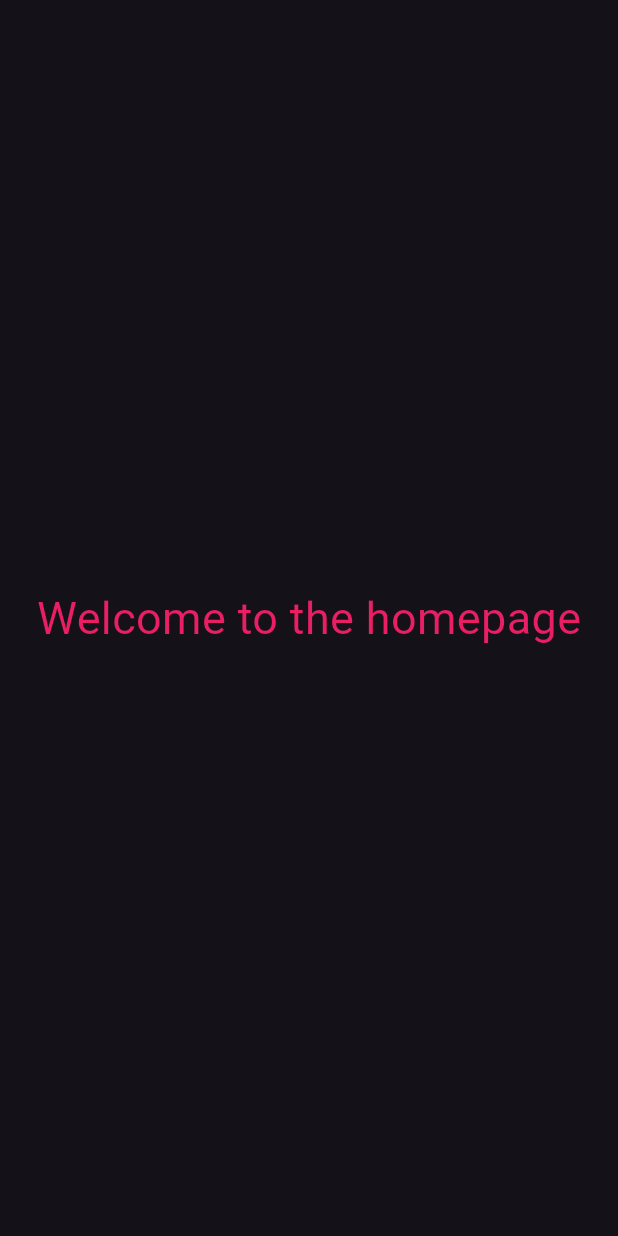
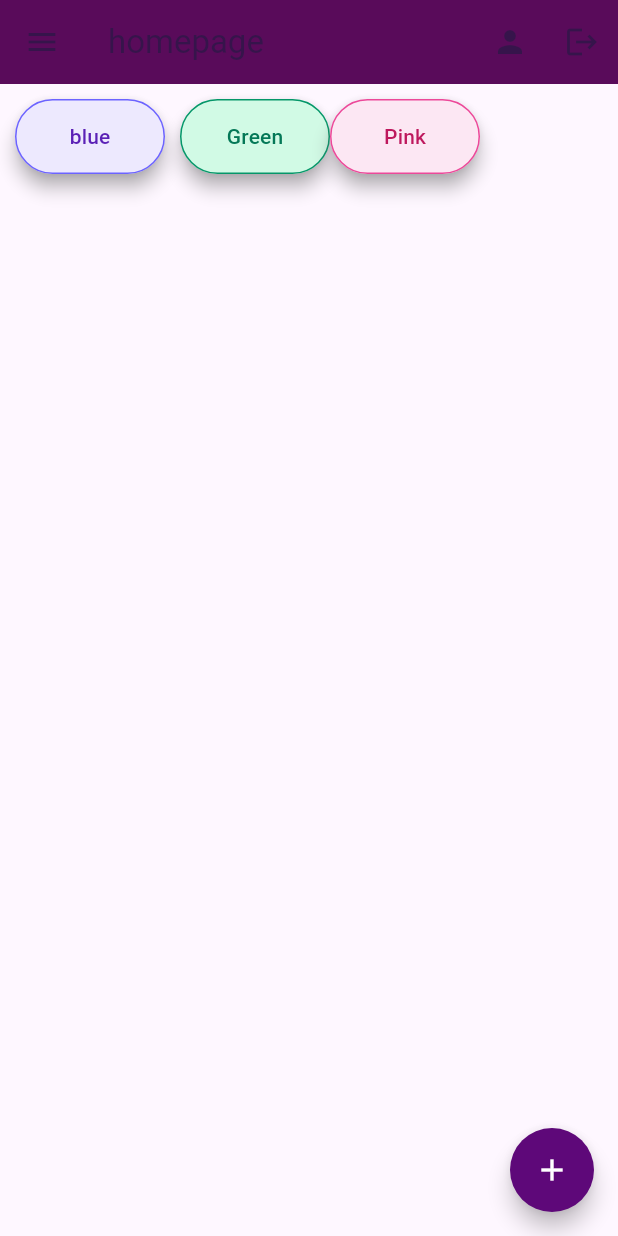
Before and after one commit to Prity-Chowdhury/Flutter-Project_Pritz, a Flutter app: the screen it shows after launch, on a phone screen of 412 x 824 dp. Run offline on Flutter 3.47's test engine with Material 3 defaults, Android fonts, the phone set to English and light mode, and no system bars.

Commit message:
Updated homepage and buttons

```diff
--- a/lib/home_page.dart
+++ b/lib/home_page.dart
@@ -6,14 +6,101 @@ class HomePage extends StatelessWidget {
   @override
   Widget build(BuildContext context) {
     return Scaffold(
-      body: Center(
-        child: Text(
-          "Welcome to the homepage",
-          style: TextStyle(
-            fontSize: 30,
-            color: Colors.pink,
+      appBar: AppBar(
+        title: Text("homepage"),
+        backgroundColor: const Color.fromARGB(255, 89, 11, 90),
+        foregroundColor: const Color.fromARGB(109, 7, 33, 54),
+        //leading: Icon(Icons.home),
+        actions: [
+          IconButton(onPressed: () {}, icon: Icon(Icons.person)),
+          IconButton(onPressed: () {}, icon: Icon(Icons.logout)),
+        ],
+      ),
+
+      //appbar
+      drawer: Drawer(
+        child: Column(
+          children: [
+            UserAccountsDrawerHeader(
+              accountName: Text("Name"),
+              accountEmail: Text("Email"),
+            ),
+
+            ListTile(
+              leading: Icon(Icons.settings),
+              hoverColor: const Color.fromARGB(255, 59, 171, 228),
+              title: Text("homepage"),
+              onTap: () {},
+            ),
+            Divider(),
+            ListTile(
+              leading: Icon(Icons.settings),
+              hoverColor: const Color.fromARGB(255, 140, 189, 214),
+              title: Text("location"),
+              onTap: () {},
+            ),
+            Spacer(),
+            ListTile(
+              leading: Icon(Icons.person),
+              trailing: IconButton(onPressed: () {}, icon: Icon(Icons.logout)),
+              hoverColor: const Color.fromARGB(255, 221, 190, 104),
+              title: Text("profile"),
+            ),
+          ],
+        ),
+      ),
+      floatingActionButton: FloatingActionButton(
+        onPressed: () {},
+        backgroundColor: const Color.fromARGB(255, 94, 8, 121),
+        foregroundColor: Colors.white,
+        hoverColor: const Color.fromARGB(255, 105, 34, 12),
+        tooltip: "Write",
+        shape: CircleBorder(),
+        child: Icon(Icons.add),
+      ),
+      body: Row(
+        children: [
+          Padding(
+            padding: const EdgeInsets.all(10.0),
+            child: TextButton(
+              onPressed: () {},
+              style: TextButton.styleFrom(
+                side: BorderSide(color: Color(0xFF6C63FF)),
+                backgroundColor: Color(0xFFEDE9FE),
+                foregroundColor: Color(0xFF5B21B6),
+                shadowColor: Colors.grey,
+                elevation: 5,
+                fixedSize: Size(100, 50),
+              ),
+              child: Text("blue"),
+            ),
           ),
-        ),
+          ElevatedButton(
+            onPressed: () {},
+            style: TextButton.styleFrom(
+              side: BorderSide(color: Color(0xFF059669)),
+              backgroundColor: Color(0xFFD1FAE5),
+              foregroundColor: Color(0xFF047857),
+              shadowColor: Colors.grey,
+              elevation: 5,
+              fixedSize: Size(100, 50),
+            ),
+            child: Text("Green"),
+          ),
+
+          OutlinedButton(
+            onPressed: () {},
+            style: TextButton.styleFrom(
+              side: BorderSide(color: Color(0xFFEC4899)),
+              backgroundColor: Color(0xFFFCE7F3),
+              foregroundColor: Color(0xFFBE185D),
+              shadowColor: Colors.grey,
+              elevation: 5,
+              fixedSize: Size(100, 50),
+            ),
+            child: Text("Pink"),
+          ),
+        ],
       ),
     );
   }
--- a/lib/main.dart
+++ b/lib/main.dart
@@ -1,18 +1,19 @@
 import 'package:flutter/material.dart';
 import 'home_page.dart';
-void main(){
+
+void main() {
   runApp(const MyApp());
+}
 
-
-}
 class MyApp extends StatelessWidget {
   const MyApp({super.key});
+
   @override
   Widget build(BuildContext context) {
-   return MaterialApp(
-    theme: ThemeData.dark(),
-    debugShowCheckedModeBanner: false,
-    home: const HomePage(),
-   );
+    return MaterialApp(
+      debugShowCheckedModeBanner: false,
+      theme: ThemeData(useMaterial3: true),
+      home: const HomePage(),
+    );
   }
 }
```
